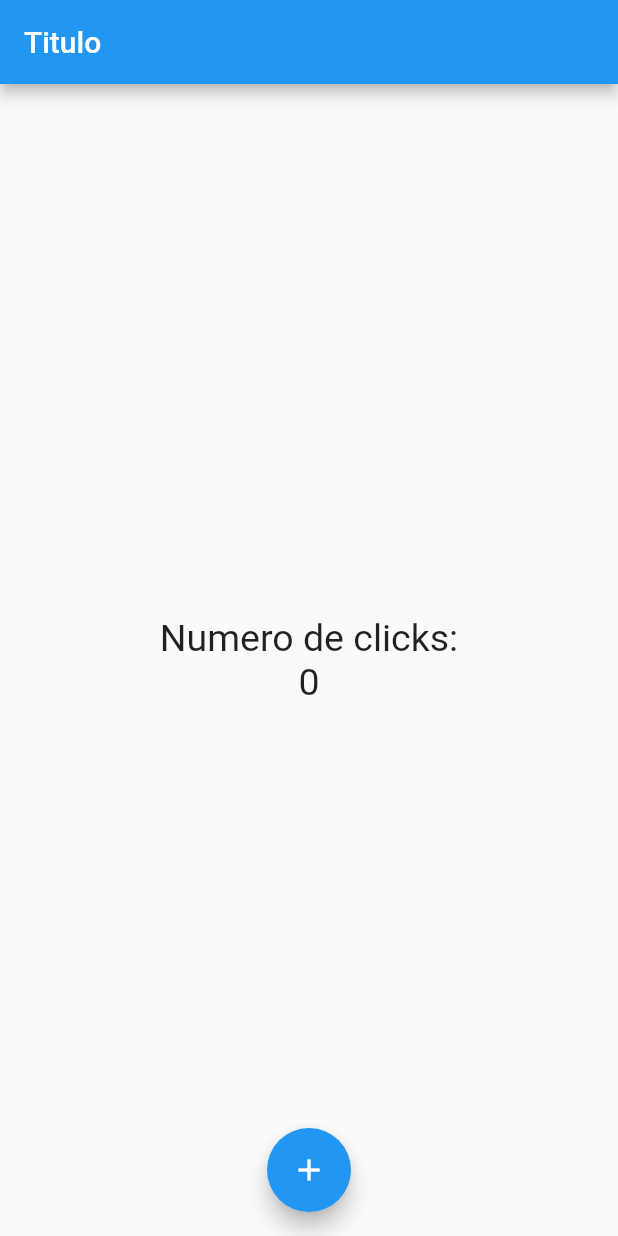
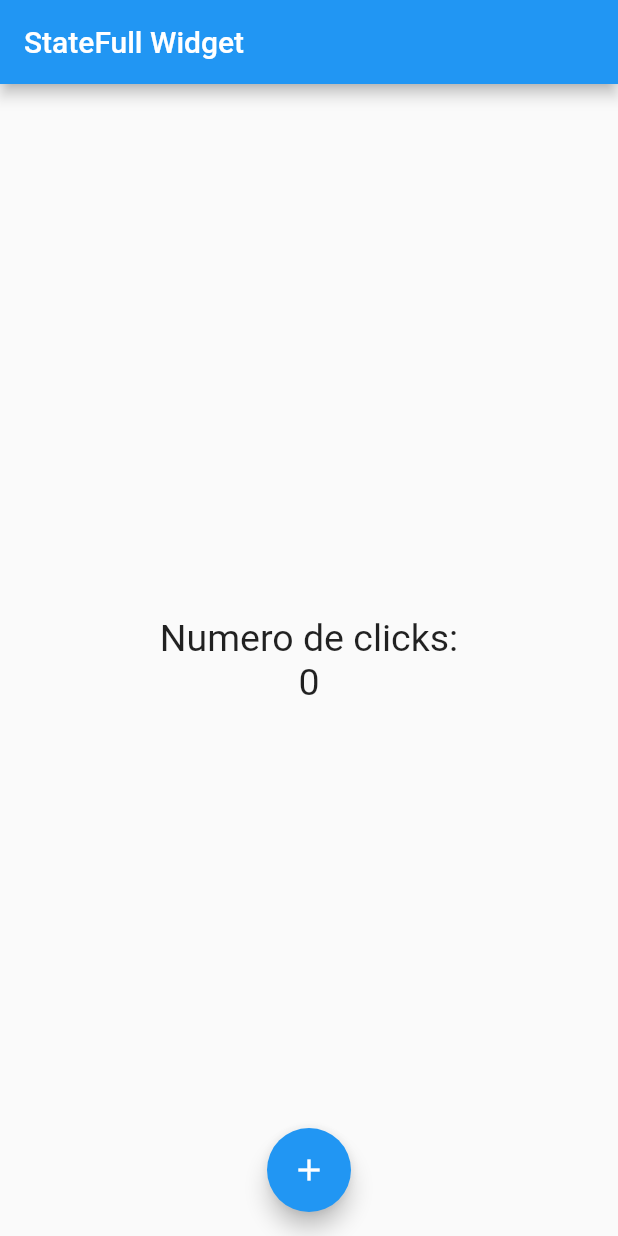
Before and after one commit to eduardo-lr/contador, a Flutter app: the screen it shows after launch, on a phone screen of 412 x 824 dp. Run offline on Flutter 3.47's test engine with Material 2 defaults, Android fonts, the phone set to English and light mode, and no system bars.

Commit message:
App construida como la app por default

```diff
--- a/lib/src/app.dart
+++ b/lib/src/app.dart
@@ -1,10 +1,11 @@
 import 'package:flutter/material.dart';
 
-import 'package:contador/src/pages/home_page.dart';
+import 'package:contador/src/pages/contador_page.dart';
 
 class MyApp extends StatelessWidget {
   @override
   Widget build(BuildContext context) {
-    return MaterialApp(home: Center(child: HomePage()));
+    return MaterialApp(
+        debugShowCheckedModeBanner: false, home: Center(child: ContadorPage()));
   }
 }
--- /dev/null
+++ b/lib/src/pages/contador_page.dart
@@ -0,0 +1,30 @@
+import 'package:flutter/material.dart';
+
+class ContadorPage extends StatefulWidget {
+  @override
+  createState() => _ContadorPageState();
+}
+
+class _ContadorPageState extends State<ContadorPage> {
+  final _estiloTexto = TextStyle(fontSize: 25);
+
+  int _conteo = 0;
+
+  Widget build(BuildContext context) {
+    return Scaffold(
+        appBar: AppBar(title: Text("StateFull Widget")),
+        body: Center(
+            child:
+                Column(mainAxisAlignment: MainAxisAlignment.center, children: [
+          Text("Numero de clicks:", style: _estiloTexto),
+          Text("$_conteo", style: _estiloTexto)
+        ])),
+        floatingActionButton: FloatingActionButton(
+            onPressed: () {
+              _conteo++;
+              setState(() {});
+            },
+            child: Icon(Icons.add)),
+        floatingActionButtonLocation: FloatingActionButtonLocation.centerFloat);
+  }
+}
--- a/lib/src/pages/home_page.dart
+++ /dev/null
@@ -1,24 +0,0 @@
-import 'package:flutter/material.dart';
-
-class HomePage extends StatelessWidget {
-  @override
-  Widget build(BuildContext context) {
-    final estiloTexto = TextStyle(fontSize: 25);
-
-    return Scaffold(
-        appBar: AppBar(title: Text("Titulo")),
-        body: Center(
-            child: Column(
-                mainAxisAlignment: MainAxisAlignment.center,
-                children: [
-              Text("Numero de clicks:", style: estiloTexto),
-              Text("0", style: estiloTexto)
-            ])),
-        floatingActionButton: FloatingActionButton(
-            onPressed: () {
-              print("Mensaje de prueba");
-            },
-            child: Icon(Icons.add)),
-        floatingActionButtonLocation: FloatingActionButtonLocation.centerFloat);
-  }
-}
```
